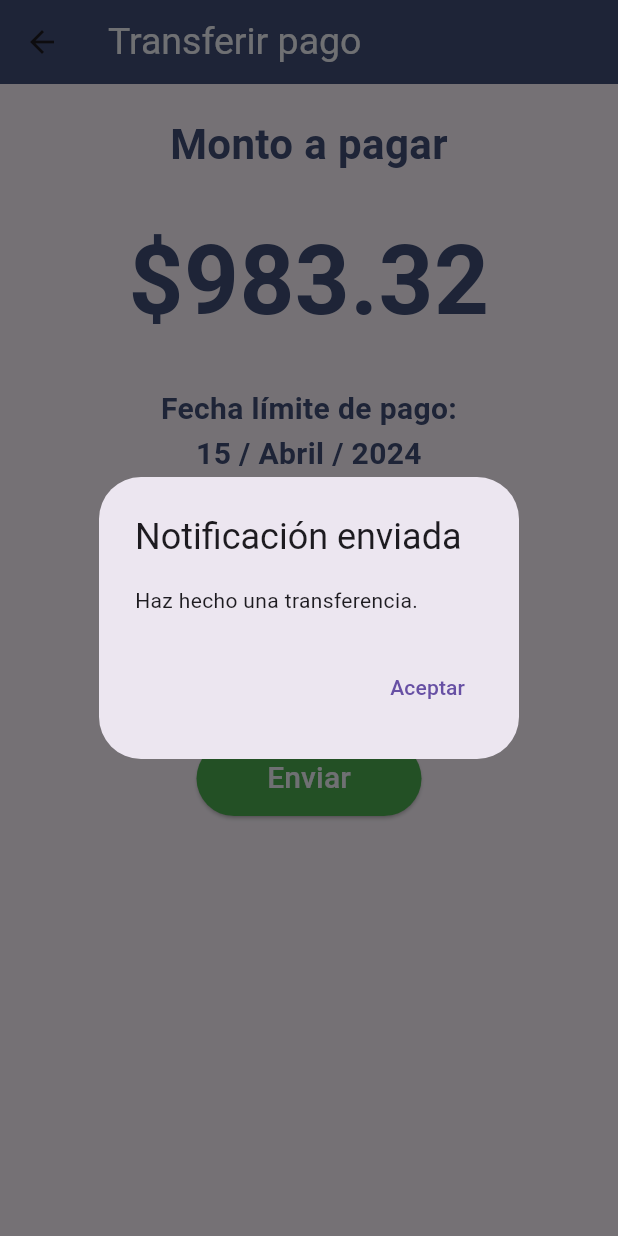
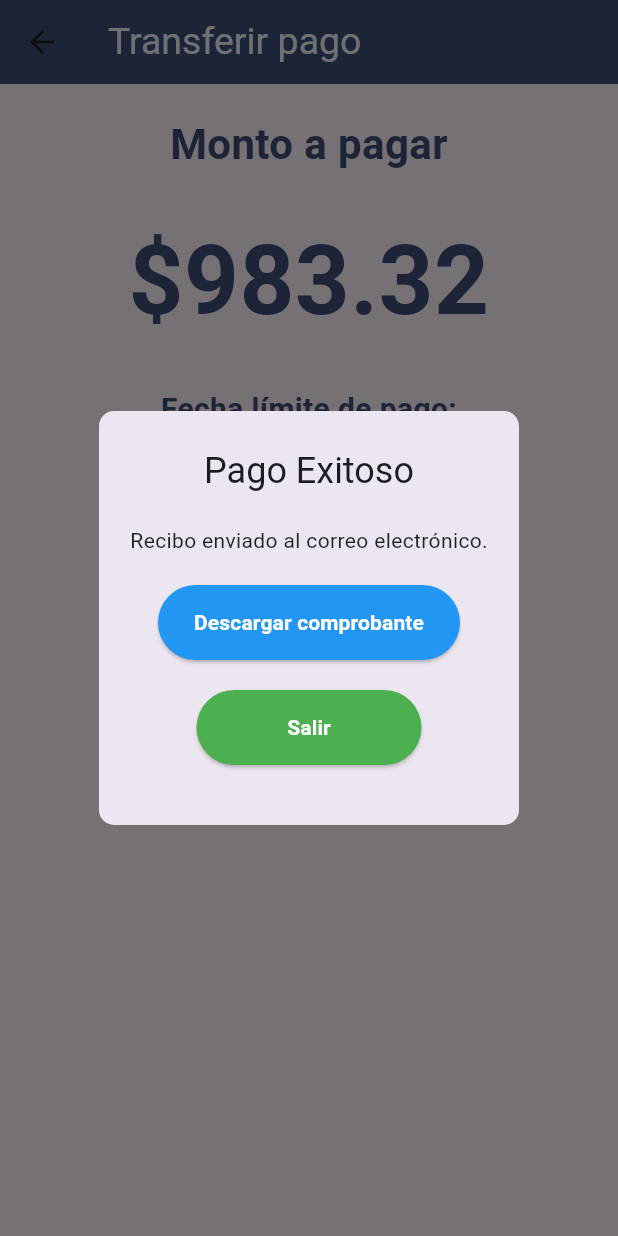
Before and after one commit to BrandonLopezDiaz/safesuit_bank-1, a Flutter app: the PayCFEScreen screen opened directly, after a tap on "Enviar", on a phone screen of 412 x 824 dp. Run offline on Flutter 3.47's test engine with Material 3 defaults, Android fonts, the phone set to English and light mode, and no system bars; our stand-ins replace flutter_local_notifications, local_auth.

Commit message:
Servicios terminado

```diff
--- a/lib/core/presentation/screers/paymentCFE.dart
+++ b/lib/core/presentation/screers/paymentCFE.dart
@@ -1,7 +1,6 @@
 import 'package:flutter/material.dart';
 import 'package:flutter_local_notifications/flutter_local_notifications.dart';
 
-// Inicializo mi variable global de notificaciones
 FlutterLocalNotificationsPlugin flutterLocalNotificationsPlugin =
     FlutterLocalNotificationsPlugin();
 
@@ -40,25 +39,52 @@ class PayCFEScreen extends StatelessWidget {
   Future<void> showAlertDialog(BuildContext context) async {
     return showDialog<void>(
       context: context,
-      barrierDismissible: false, // El usuario debe tocar un botón para cerrar el diálogo
+      barrierDismissible: false,
       builder: (BuildContext context) {
         return AlertDialog(
-          title: Text('Notificación enviada'),
-          content: SingleChildScrollView(
-            child: ListBody(
-              children: <Widget>[
-                Text('Haz hecho una transferencia.'),
-              ],
-            ),
+          shape: RoundedRectangleBorder(
+            borderRadius: BorderRadius.circular(10.0),
           ),
-          actions: <Widget>[
-            TextButton(
-              child: Text('Aceptar'),
-              onPressed: () {
-                Navigator.of(context).pop();
-              },
-            ),
-          ],
+          contentPadding: EdgeInsets.all(20),
+          title: Center(child: Text('Pago Exitoso')),
+          content: Column(
+            mainAxisSize: MainAxisSize.min,
+            crossAxisAlignment: CrossAxisAlignment.center,
+            children: [
+              Text('Recibo enviado al correo electrónico.', style: TextStyle(color: Colors.black87)),
+              SizedBox(height: 20),
+              Column(
+                children: [
+                  ElevatedButton(
+                    onPressed: () {
+                      print('Descargando comprobante');
+                      Navigator.of(context).pop();
+                    },
+                    style: ElevatedButton.styleFrom(
+                      backgroundColor: Colors.blue,
+                      foregroundColor: Colors.white,
+                      minimumSize: Size(150, 50),
+                    ),
+                    child: Text('Descargar comprobante', style: TextStyle(fontWeight: FontWeight.bold)),
+                  ),
+                  SizedBox(height: 20),
+                  ElevatedButton(
+                    onPressed: () {
+                      print('Saliendo');
+                      Navigator.of(context).pop();
+                    },
+                    style: ElevatedButton.styleFrom(
+                      backgroundColor: Colors.green,
+                      foregroundColor: Colors.white,
+                      minimumSize: Size(150, 50),
+                    ),
+                    child: Text('Salir', style: TextStyle(fontWeight: FontWeight.bold)),
+                  ),
+                  SizedBox(height: 20),
+                ],
+              ),
+            ],
+          ),
         );
       },
     );
@@ -159,7 +185,7 @@ class PayCFEScreen extends StatelessWidget {
                 onPressed: () {
                   print('Cantidad ingresada: \$983.32');
                   _showNotification();
-                  showAlertDialog(context); // Mostrar el diálogo
+                  showAlertDialog(context);
                 },
                 style: ElevatedButton.styleFrom(
                   foregroundColor: Color.fromARGB(255, 242, 244, 250),
```
Also changed, not shown: lib/core/presentation/screers/paymentAgua.dart (+44 -15 lines), lib/core/presentation/screers/paymentTelcel.dart (+44 -18 lines).
